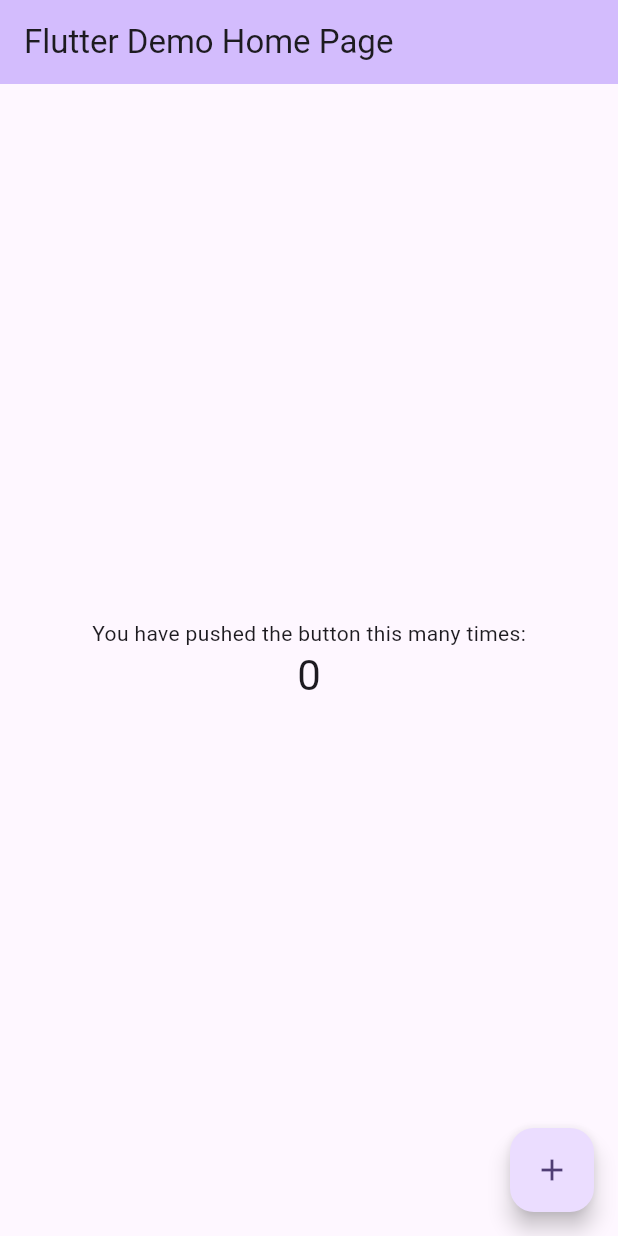
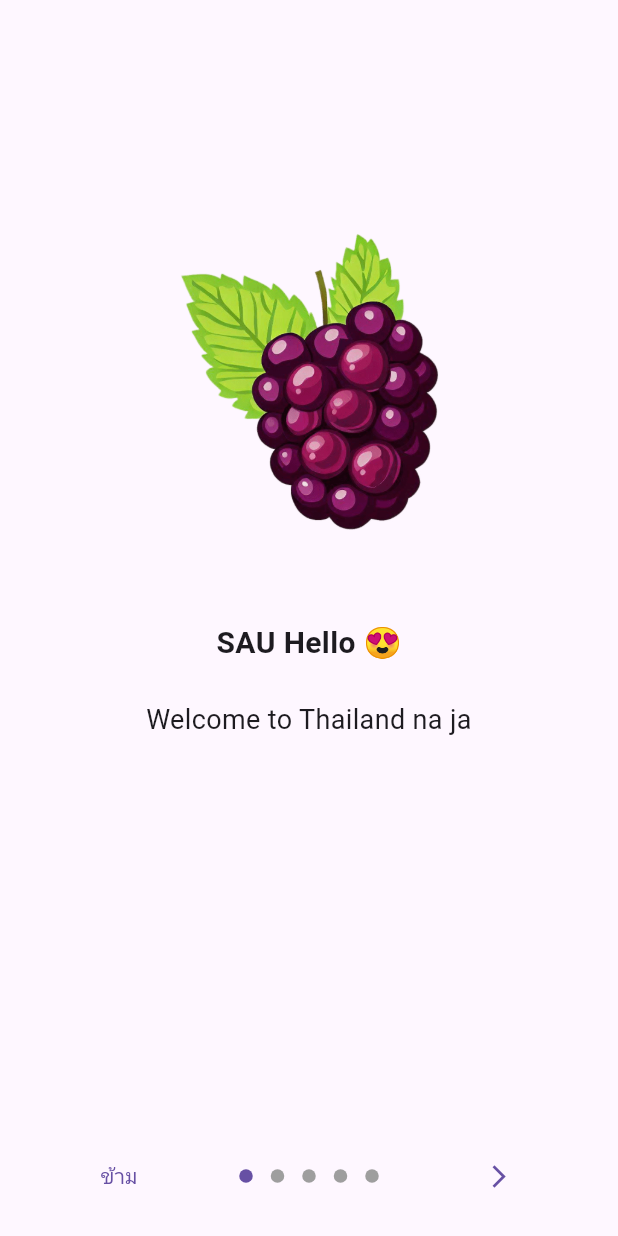
Before and after one commit to 6652410026ThayakornKoomphai/flutter_km_project, a Flutter app: the screen it shows after launch, on a phone screen of 412 x 824 dp. Run offline on Flutter 3.47's test engine with Material 3 defaults, Android fonts, the phone set to English and light mode, and no system bars; drawn by our look-alikes of introduction_screen.

Commit message:
V.2 จะตายแล้ว

```diff
--- a/lib/main.dart
+++ b/lib/main.dart
@@ -1,125 +1,24 @@
-import 'package:flutter/material.dart';
+import "package:flutter/material.dart";
+import "package:flutter_km_project/views/introduction_screen_ui.dart";
+import "package:flutter_km_project/views/splash_screen_ui.dart";
 
 void main() {
-  runApp(const MyApp());
+  runApp(FlutterKM());
 }
 
-class MyApp extends StatelessWidget {
-  const MyApp({super.key});
+class FlutterKM extends StatefulWidget {
+  const FlutterKM({super.key});
 
-  // This widget is the root of your application.
+  @override
+  State<FlutterKM> createState() => _FlutterKMState();
+}
+
+class _FlutterKMState extends State<FlutterKM> {
   @override
   Widget build(BuildContext context) {
     return MaterialApp(
-      title: 'Flutter Demo',
-      theme: ThemeData(
-        // This is the theme of your application.
-        //
-        // TRY THIS: Try running your application with "flutter run". You'll see
-        // the application has a purple toolbar. Then, without quitting the app,
-        // try changing the seedColor in the colorScheme below to Colors.green
-        // and then invoke "hot reload" (save your changes or press the "hot
-        // reload" button in a Flutter-supported IDE, or press "r" if you used
-        // the command line to start the app).
-        //
-        // Notice that the counter didn't reset back to zero; the application
-        // state is not lost during the reload. To reset the state, use hot
-        // restart instead.
-        //
-        // This works for code too, not just values: Most code changes can be
-        // tested with just a hot reload.
-        colorScheme: ColorScheme.fromSeed(seedColor: Colors.deepPurple),
-        useMaterial3: true,
-      ),
-      home: const MyHomePage(title: 'Flutter Demo Home Page'),
+      debugShowCheckedModeBanner: false,
+      home: IntroductionScreenUI(),
     );
   }
 }
-
-class MyHomePage extends StatefulWidget {
-  const MyHomePage({super.key, required this.title});
-
-  // This widget is the home page of your application. It is stateful, meaning
-  // that it has a State object (defined below) that contains fields that affect
-  // how it looks.
-
-  // This class is the configuration for the state. It holds the values (in this
-  // case the title) provided by the parent (in this case the App widget) and
-  // used by the build method of the State. Fields in a Widget subclass are
-  // always marked "final".
-
-  final String title;
-
-  @override
-  State<MyHomePage> createState() => _MyHomePageState();
-}
-
-class _MyHomePageState extends State<MyHomePage> {
-  int _counter = 0;
-
-  void _incrementCounter() {
-    setState(() {
-      // This call to setState tells the Flutter framework that something has
-      // changed in this State, which causes it to rerun the build method below
-      // so that the display can reflect the updated values. If we changed
-      // _counter without calling setState(), then the build method would not be
-      // called again, and so nothing would appear to happen.
-      _counter++;
-    });
-  }
-
-  @override
-  Widget build(BuildContext context) {
-    // This method is rerun every time setState is called, for instance as done
-    // by the _incrementCounter method above.
-    //
-    // The Flutter framework has been optimized to make rerunning build methods
-    // fast, so that you can just rebuild anything that needs updating rather
-    // than having to individually change instances of widgets.
-    return Scaffold(
-      appBar: AppBar(
-        // TRY THIS: Try changing the color here to a specific color (to
-        // Colors.amber, perhaps?) and trigger a hot reload to see the AppBar
-        // change color while the other colors stay the same.
-        backgroundColor: Theme.of(context).colorScheme.inversePrimary,
-        // Here we take the value from the MyHomePage object that was created by
-        // the App.build method, and use it to set our appbar title.
-        title: Text(widget.title),
-      ),
-      body: Center(
-        // Center is a layout widget. It takes a single child and positions it
-        // in the middle of the parent.
-        child: Column(
-          // Column is also a layout widget. It takes a list of children and
-          // arranges them vertically. By default, it sizes itself to fit its
-          // children horizontally, and tries to be as tall as its parent.
-          //
-          // Column has various properties to control how it sizes itself and
-          // how it positions its children. Here we use mainAxisAlignment to
-          // center the children vertically; the main axis here is the vertical
-          // axis because Columns are vertical (the cross axis would be
-          // horizontal).
-          //
-          // TRY THIS: Invoke "debug painting" (choose the "Toggle Debug Paint"
-          // action in the IDE, or press "p" in the console), to see the
-          // wireframe for each widget.
-          mainAxisAlignment: MainAxisAlignment.center,
-          children: <Widget>[
-            const Text(
-              'You have pushed the button this many times:',
-            ),
-            Text(
-              '$_counter',
-              style: Theme.of(context).textTheme.headlineMedium,
-            ),
-          ],
-        ),
-      ),
-      floatingActionButton: FloatingActionButton(
-        onPressed: _incrementCounter,
-        tooltip: 'Increment',
-        child: const Icon(Icons.add),
-      ), // This trailing comma makes auto-formatting nicer for build methods.
-    );
-  }
-}
--- /dev/null
+++ b/lib/views/introduction_screen_ui.dart
@@ -0,0 +1,82 @@
+import 'package:flutter/material.dart';
+import 'package:flutter_km_project/views/home01_ui.dart';
+import 'package:introduction_screen/introduction_screen.dart';
+
+class IntroductionScreenUI extends StatefulWidget {
+  const IntroductionScreenUI({super.key});
+
+  @override
+  State<IntroductionScreenUI> createState() => _IntroductionScreenUIState();
+}
+
+class _IntroductionScreenUIState extends State<IntroductionScreenUI> {
+  @override
+  Widget build(BuildContext context) {
+    return Scaffold(
+        body: IntroductionScreen(
+      pages: [
+        PageViewModel(
+          title: 'SAU Hello 😍',
+          body: 'Welcome to Thailand na ja ',
+          image: Image.asset(
+            'assets/images/pic1.png',
+            width: MediaQuery.of(context).size.width * 0.5,
+          ),
+        ),
+        PageViewModel(
+          title: 'SAU Hello 😍',
+          body: 'Welcome to Thailand na ja ',
+          image: Image.asset(
+            'assets/images/pic2.png',
+            width: MediaQuery.of(context).size.width * 0.5,
+          ),
+        ),
+        PageViewModel(
+          title: 'SAU Hello 😍',
+          body: 'Welcome to Thailand na ja ',
+          image: Image.asset(
+            'assets/images/pic3.png',
+            width: MediaQuery.of(context).size.width * 0.5,
+          ),
+        ),
+        PageViewModel(
+          title: 'SAU Hello 😍',
+          body: 'Welcome to Thailand na ja ',
+          image: Image.asset(
+            'assets/images/pic4.png',
+            width: MediaQuery.of(context).size.width * 0.5,
+          ),
+        ),
+        PageViewModel(
+          title: 'SAU Hello 😍',
+          body: 'Welcome to Thailand na ja ',
+          image: Image.asset(
+            'assets/images/pic5.png',
+            width: MediaQuery.of(context).size.width * 0.5,
+          ),
+        ),
+      ],
+      showSkipButton: true,
+      skip: Text(
+        'ข้าม',
+      ),
+      showNextButton: true,
+      next: Icon(
+        Icons.arrow_forward_ios,
+      ),
+      showDoneButton: true,
+      done: Text(
+        'หน้าหลัก',
+      ),
+      onDone: () {
+        Navigator.push(
+          context,
+          MaterialPageRoute(
+            builder: (context) => Home01UI(),
+          ),
+        );
+      },
+      scrollPhysics: ClampingScrollPhysics(),
+    ));
+  }
+}
```
Also changed, not shown: lib/views/home01_ui.dart (added, +12 -0 lines), lib/views/home02_ui.dart (added, +10 -0 lines), lib/views/splash_screen_ui.dart (added, +65 -0 lines), pubspec.yaml (+18 -6 lines), assets/fonts/Kanit-Bold.ttf (added), assets/fonts/Kanit-Italic.ttf (added), assets/fonts/Kanit-Regular.ttf (added), assets/icon/icon.png (added), assets/images/pic1.png (added), assets/images/pic2.png (added), assets/images/pic3.png (added), assets/images/pic4.png (added), assets/images/pic5.png (added), pubspec.lock, 26 other files.
